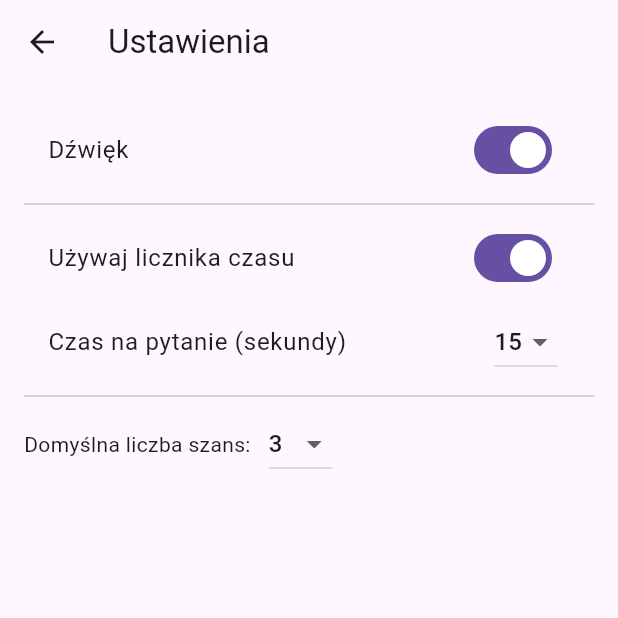
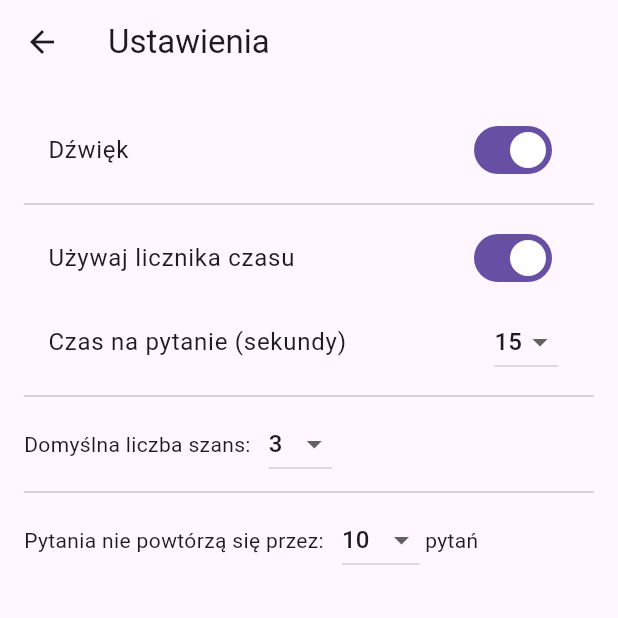
Before and after one commit to VashaTS/jedenz10, a Flutter app: the SettingsScreen screen opened by its route, on a phone screen of 412 x 824 dp, the top half of it. Run offline on Flutter 3.47's test engine with Material 3 defaults, Android fonts, the phone set to English and light mode, and no system bars; our stand-ins replace audioplayers, image_picker, shared_preferences; accounts and stored records are empty.

Commit message:
More settings, start game sound, amount of questions per player indicator

```diff
--- a/lib/models/game_settings.dart
+++ b/lib/models/game_settings.dart
@@ -6,12 +6,14 @@ class GameSettings extends ChangeNotifier {
   int defaultLives;
   bool useTimer;
   int timeSeconds;
+  int recencyWindow;
 
   GameSettings({
     this.soundEnabled = true,
     this.defaultLives = 3,
     this.useTimer     = true,
     this.timeSeconds  = 15,
+    this.recencyWindow = 10,
   });
 
   Future<void> load() async {
@@ -20,6 +22,7 @@ class GameSettings extends ChangeNotifier {
     defaultLives = prefs.getInt('defaultLives') ?? 3;
     useTimer      = prefs.getBool('useTimer')     ?? true;
     timeSeconds   = prefs.getInt('timeSeconds')   ?? 15;
+    recencyWindow  = prefs.getInt('recencyWindow')    ?? 10;
     notifyListeners();
   }
 
@@ -48,4 +51,10 @@ class GameSettings extends ChangeNotifier {
     (await SharedPreferences.getInstance())
         .setInt('timeSeconds', v);
   }
+  Future<void> setRecencyWindow(int v) async {
+    recencyWindow = v.clamp(10, 200);
+    notifyListeners();
+    (await SharedPreferences.getInstance())
+        .setInt('recencyWindow', recencyWindow);
+  }
 }
--- a/lib/models/player.dart
+++ b/lib/models/player.dart
@@ -5,6 +5,7 @@ class Player {
   final ImageProvider icon;
   int lives;
   int correctAnswers = 0;
+  int answeredCount = 0;
 
   Player(this.name, this.icon, this.lives);
 }
--- a/lib/screens/settings_screen.dart
+++ b/lib/screens/settings_screen.dart
@@ -68,6 +68,23 @@ class SettingsScreen extends StatelessWidget {
               ),
             ],
           ),
+          const Divider(),
+          Row(
+            children: [
+              const Text('Pytania nie powtórzą się przez:'),
+              const SizedBox(width: 12),
+              DropdownButton<int>(
+                value: gs.recencyWindow,
+                items: const [10, 20, 30, 50, 75, 100, 200]
+                    .map((n) => DropdownMenuItem(value: n, child: Text('$n')))
+                    .toList(),
+                onChanged: (v) {
+                  if (v != null) gs.setRecencyWindow(v);
+                },
+              ),
+              const Text(' pytań'),
+            ],
+          ),
         ],
       ),
     );
--- a/lib/widgets/player_card.dart
+++ b/lib/widgets/player_card.dart
@@ -4,8 +4,9 @@ import '../models/player.dart';
 class PlayerCard extends StatelessWidget {
   final Player player;
   final VoidCallback? onTap;
+  final Color bgColor;
 
-  const PlayerCard({super.key, required this.player, this.onTap});
+  const PlayerCard({super.key, required this.player, this.onTap, required this.bgColor});
 
   @override
   Widget build(BuildContext context) {
@@ -15,7 +16,7 @@ class PlayerCard extends StatelessWidget {
         margin: const EdgeInsets.all(8),
         padding: const EdgeInsets.all(12),
         decoration: BoxDecoration(
-          color: Colors.blue,
+          color: bgColor,
           borderRadius: BorderRadius.circular(12),
         ),
         width: 150,
--- a/pubspec.yaml
+++ b/pubspec.yaml
@@ -28,3 +28,4 @@ flutter:
     - assets/default_icon_new.png
     - assets/correct.mp3
     - assets/wrong.mp3
+    - assets/start.mp3
```
Also changed, not shown: lib/screens/game_screen.dart (+39 -3 lines), 1 other file.
